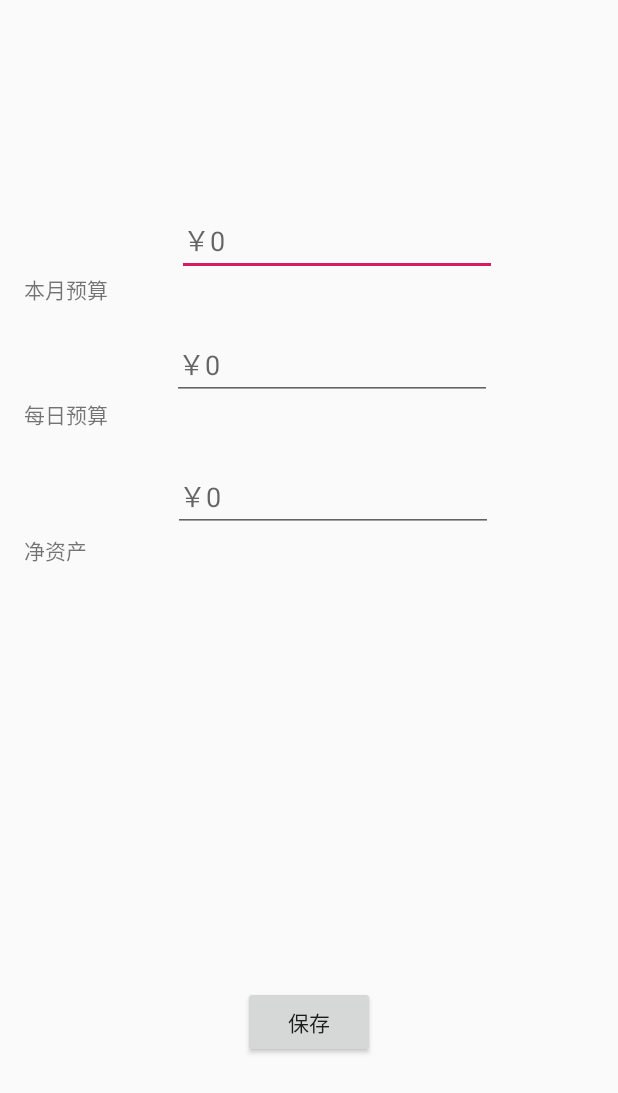
After one commit to Elon-joker/-, an Android app: the layout activity_add_money.xml on its own in the app's theme, with its tools: preview values and no code run, on a phone screen of 412 x 824 dp. The commit adds this screen. Shown: the top 1093 px of the screen. Run offline under Robolectric (Android 15) with nearby library versions, the phone set to English and light mode, and no system bars.

Commit message:
多重显示bug

```diff
--- a/app/src/main/java/com/example/a26498/MainActivity.java
+++ b/app/src/main/java/com/example/a26498/MainActivity.java
@@ -17,8 +17,7 @@ public class MainActivity extends AppCompatActivity implements View.OnClickListe
     private FragmentUser fragmentUser = new FragmentUser();
 
     private FrameLayout ly_content;
-   private FragmentManager fragmentManager=getSupportFragmentManager();
-   private FragmentTransaction transaction = fragmentManager.beginTransaction();
+
     private TextView textMain;
     private TextView textShow;
     private TextView textUser;
@@ -33,14 +32,14 @@ public class MainActivity extends AppCompatActivity implements View.OnClickListe
     protected void onCreate(Bundle savedInstanceState) {
         super.onCreate(savedInstanceState);
         setContentView(R.layout.activity_main);
-        System.out.println("555555555");
         bindView();
         onClick(textMain);
         }
 
     @Override
     public void onClick(View v) {
-
+        FragmentManager fragmentManager=getSupportFragmentManager();
+        FragmentTransaction transaction = fragmentManager.beginTransaction();
         if(flage){//保证添加一次，到位展示
             transaction.add(R.id.fragmentContainer,fragmentMain);
             transaction.add(R.id.fragmentContainer,fragmentShow);
@@ -53,7 +52,6 @@ public class MainActivity extends AppCompatActivity implements View.OnClickListe
                 setUnSelected();
                 textMain.setSelected(true);
                     transaction.show(fragmentMain);
-                System.out.println("44444444444444444444");
                 break;
             case R.id.textShow:
                 setUnSelected();
--- /dev/null
+++ b/app/src/main/res/layout/activity_add_money.xml
@@ -0,0 +1,137 @@
+<?xml version="1.0" encoding="utf-8"?>
+<android.support.constraint.ConstraintLayout xmlns:android="http://schemas.android.com/apk/res/android"
+    xmlns:app="http://schemas.android.com/apk/res-auto"
+    xmlns:tools="http://schemas.android.com/tools"
+    android:layout_width="match_parent"
+    android:layout_height="match_parent"
+    tools:context=".AddMoneyActivity">
+
+    <Button
+        android:id="@+id/btnSave"
+        android:layout_width="wrap_content"
+        android:layout_height="wrap_content"
+        android:layout_marginStart="8dp"
+        android:layout_marginLeft="8dp"
+        android:layout_marginTop="8dp"
+        android:layout_marginEnd="8dp"
+        android:layout_marginRight="8dp"
+        android:layout_marginBottom="8dp"
+        android:text="@string/text_save"
+        app:layout_constraintBottom_toBottomOf="parent"
+        app:layout_constraintEnd_toEndOf="parent"
+        app:layout_constraintStart_toStartOf="parent"
+        app:layout_constraintTop_toTopOf="parent"
+        app:layout_constraintVertical_bias="0.854" />
+
+    <TextView
+        android:id="@+id/textMoth"
+        android:layout_width="62dp"
+        android:layout_height="30dp"
+        android:layout_marginStart="16dp"
+        android:layout_marginLeft="16dp"
+        android:layout_marginTop="8dp"
+        android:layout_marginBottom="8dp"
+        android:text="@string/text_moneyMoth"
+        app:layout_constraintBottom_toTopOf="@+id/textDay"
+        app:layout_constraintStart_toStartOf="parent"
+        app:layout_constraintTop_toTopOf="parent"
+        app:layout_constraintVertical_bias="0.794" />
+
+    <TextView
+        android:id="@+id/textDay"
+        android:layout_width="72dp"
+        android:layout_height="30dp"
+        android:layout_marginStart="16dp"
+        android:layout_marginLeft="16dp"
+        android:layout_marginTop="8dp"
+        android:layout_marginEnd="8dp"
+        android:layout_marginRight="8dp"
+        android:layout_marginBottom="8dp"
+        android:text="@string/text_MoneyDay"
+        app:layout_constraintBottom_toBottomOf="parent"
+        app:layout_constraintEnd_toEndOf="parent"
+        app:layout_constraintHorizontal_bias="0.0"
+        app:layout_constraintStart_toStartOf="parent"
+        app:layout_constraintTop_toTopOf="parent"
+        app:layout_constraintVertical_bias="0.331" />
+
+    <TextView
+        android:id="@+id/textMoneyHave"
+        android:layout_width="70dp"
+        android:layout_height="27dp"
+        android:layout_marginStart="16dp"
+        android:layout_marginLeft="16dp"
+        android:layout_marginTop="8dp"
+        android:layout_marginBottom="8dp"
+        android:text="@string/text_leftMoney"
+        app:layout_constraintBottom_toBottomOf="parent"
+        app:layout_constraintStart_toStartOf="parent"
+        app:layout_constraintTop_toBottomOf="@+id/textDay"
+        app:layout_constraintVertical_bias="0.108" />
+
+    <EditText
+        android:id="@+id/eTMoth"
+        android:layout_width="wrap_content"
+        android:layout_height="45dp"
+        android:layout_marginStart="8dp"
+        android:layout_marginLeft="8dp"
+        android:layout_marginTop="8dp"
+        android:layout_marginEnd="8dp"
+        android:layout_marginRight="8dp"
+        android:layout_marginBottom="8dp"
+        android:ems="10"
+        android:hint="@string/text_0"
+        android:importantForAutofill="no"
+        android:inputType="number"
+        app:layout_constraintBottom_toBottomOf="parent"
+        app:layout_constraintEnd_toEndOf="parent"
+        app:layout_constraintHorizontal_bias="0.306"
+        app:layout_constraintStart_toEndOf="@+id/textMoth"
+        app:layout_constraintTop_toTopOf="parent"
+        app:layout_constraintVertical_bias="0.171"
+        tools:targetApi="o" />
+
+    <EditText
+        android:id="@+id/eTDay"
+        android:layout_width="wrap_content"
+        android:layout_height="wrap_content"
+        android:layout_marginStart="8dp"
+        android:layout_marginLeft="8dp"
+        android:layout_marginTop="8dp"
+        android:layout_marginEnd="8dp"
+        android:layout_marginRight="8dp"
+        android:layout_marginBottom="8dp"
+        android:ems="10"
+        android:hint="@string/text_0"
+        android:importantForAutofill="no"
+        android:inputType="number"
+        app:layout_constraintBottom_toBottomOf="parent"
+        app:layout_constraintEnd_toEndOf="parent"
+        app:layout_constraintHorizontal_bias="0.2"
+        app:layout_constraintStart_toEndOf="@+id/textDay"
+        app:layout_constraintTop_toBottomOf="@+id/eTMoth"
+        app:layout_constraintVertical_bias="0.046"
+        tools:targetApi="o" />
+
+    <EditText
+        android:id="@+id/eTMoneyHave"
+        android:layout_width="wrap_content"
+        android:layout_height="wrap_content"
+        android:layout_marginStart="8dp"
+        android:layout_marginLeft="8dp"
+        android:layout_marginTop="8dp"
+        android:layout_marginEnd="8dp"
+        android:layout_marginRight="8dp"
+        android:layout_marginBottom="3dp"
+        android:ems="10"
+        android:hint="@string/text_0"
+        android:importantForAutofill="no"
+        android:inputType="number"
+        app:layout_constraintBottom_toBottomOf="parent"
+        app:layout_constraintEnd_toEndOf="parent"
+        app:layout_constraintHorizontal_bias="0.223"
+        app:layout_constraintStart_toEndOf="@+id/textMoneyHave"
+        app:layout_constraintTop_toBottomOf="@+id/eTDay"
+        app:layout_constraintVertical_bias="0.064"
+        tools:targetApi="o" />
+</android.support.constraint.ConstraintLayout>
```
